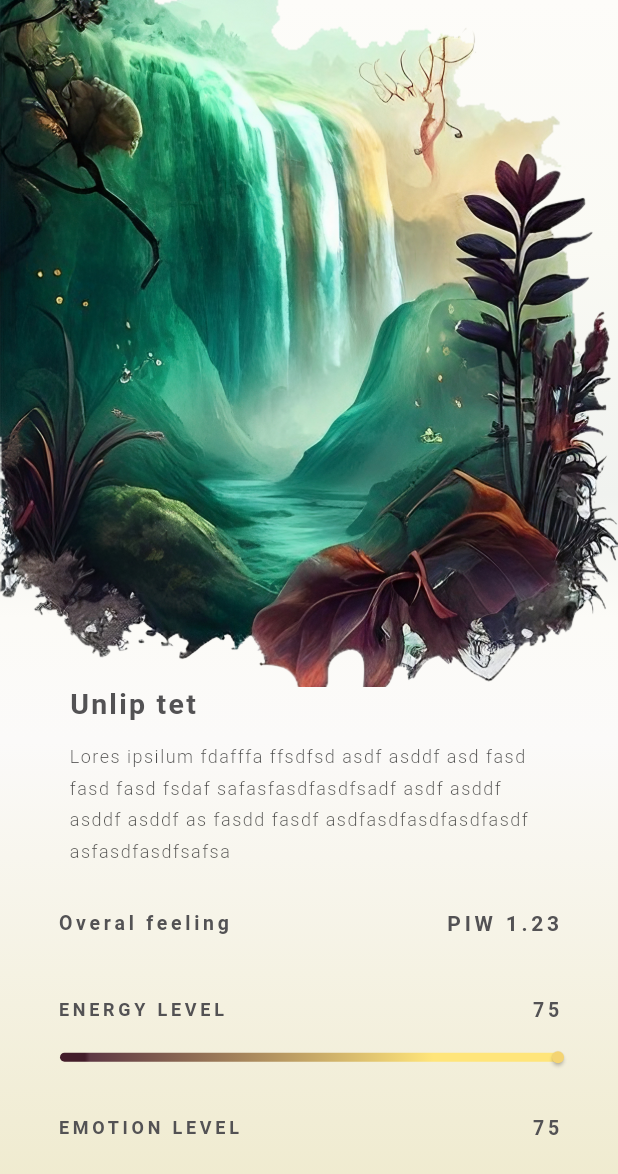
After one commit to Cyril212/midjourney_demo, a Flutter app: the DetailScreen screen opened directly, on a phone screen of 412 x 824 dp. The commit adds this screen. Shown: the top 1174 px of the screen. Run offline on Flutter 3.47's test engine with Material 2 defaults, Android fonts, the phone set to English and light mode, and no system bars; our stand-ins replace google_fonts; missing offline and left inert: neon_widgets.

Commit message:
implement detail_screen

```diff
--- /dev/null
+++ b/lib/detail_screen.dart
@@ -0,0 +1,186 @@
+import 'package:flutter/material.dart';
+import 'package:google_fonts/google_fonts.dart';
+import 'package:midjourney_demo/main.dart';
+
+class DetailScreen extends StatelessWidget {
+  const DetailScreen({Key? key}) : super(key: key);
+
+  @override
+  Widget build(BuildContext context) {
+    return Scaffold(
+      body: Container(
+        decoration: const BoxDecoration(
+            gradient: LinearGradient(
+          begin: Alignment.topCenter,
+          end: Alignment.bottomCenter,
+          colors: [
+            Color(0xfffdfcf9),
+            Color(0xfffafaf4),
+            Color(0xfff0f2ef),
+            Color(0xfffcfbf7),
+            Color(0xfffbfaf9),
+            Color(0xffeee9ca),
+          ],
+          stops: [0.0, 0.2, 0.4, 0.5, 0.6, 1.0],
+        )),
+        child: Column(
+          mainAxisSize: MainAxisSize.max,
+          mainAxisAlignment: MainAxisAlignment.start,
+          crossAxisAlignment: CrossAxisAlignment.start,
+          children: [
+            Container(
+                height: MediaQuery.of(context).size.height / 1.8,
+                decoration: BoxDecoration(
+                    image: DecorationImage(
+                        fit: BoxFit.fitWidth,
+                        scale: 1,
+                        image: Image.asset('assets/header.png').image))),
+            Padding(
+              padding: const EdgeInsets.symmetric(horizontal: 38.0),
+              child: Column(
+                crossAxisAlignment: CrossAxisAlignment.start,
+                children: [
+                  Padding(
+                    padding: const EdgeInsets.only(left: 8.0, right: 8),
+                    child: Column(
+                      crossAxisAlignment: CrossAxisAlignment.start,
+                      children: [
+                        Text(
+                          "Unlip tet",
+                          style: GoogleFonts.abyssinicaSil().copyWith(
+                              color: Color(0xff535254),
+                              fontWeight: FontWeight.bold,
+                              letterSpacing: 1.5,
+                              fontSize: 19),
+                        ),
+                        SizedBox(
+                          height: 12,
+                        ),
+                        Text(
+                          "Lores ipsilum fdafffa ffsdfsd asdf asddf asd fasd fasd fasd fsdaf safasfasdfasdfsadf asdf asddf asddf asddf as fasdd fasdf asdfasdfasdfasdfasdf asfasdfasdfsafsa",
+                          style: GoogleFonts.abyssinicaSil().copyWith(
+                              color: Colors.black.withOpacity(0.7),
+                              fontWeight: FontWeight.w300,
+                              letterSpacing: 1,
+                              height: 1.75,
+                              fontSize: 12),
+                        ),
+                      ],
+                    ),
+                  ),
+                  SizedBox(
+                    height: 32,
+                  ),
+                  Row(
+                    mainAxisSize: MainAxisSize.max,
+                    mainAxisAlignment: MainAxisAlignment.spaceBetween,
+                    children: [
+                      Text(
+                        "Overal feeling",
+                        style: GoogleFonts.abyssinicaSil().copyWith(
+                            color: Color(0xff535254),
+                            fontWeight: FontWeight.bold,
+                            letterSpacing: 2.5,
+                            fontSize: 13),
+                      ),
+                      Text(
+                        "PIW 1.23",
+                        style: GoogleFonts.abyssinicaSil().copyWith(
+                            color: Color(0xff535254),
+                            fontWeight: FontWeight.bold,
+                            letterSpacing: 2.5,
+                            fontSize: 14),
+                      ),
+                    ],
+                  ),
+                  SizedBox(
+                    height: 42,
+                  ),
+                  Row(
+                    mainAxisSize: MainAxisSize.max,
+                    mainAxisAlignment: MainAxisAlignment.spaceBetween,
+                    children: [
+                      Text(
+                        "Energy level".toUpperCase(),
+                        style: GoogleFonts.abyssinicaSil().copyWith(
+                            color: Color(0xff535254),
+                            fontWeight: FontWeight.bold,
+                            letterSpacing: 2.5,
+                            fontSize: 12),
+                      ),
+                      Text(
+                        "75",
+                        style: GoogleFonts.abyssinicaSil().copyWith(
+                            color: Color(0xff535254),
+                            fontWeight: FontWeight.bold,
+                            letterSpacing: 2.5,
+                            fontSize: 13),
+                      ),
+                    ],
+                  )
+                ],
+              ),
+            ),
+            Padding(
+              padding: const EdgeInsets.symmetric(horizontal: 16.0),
+              child: SliderTheme(
+                  data: const SliderThemeData(
+                    thumbColor: Color(0xfff4d472),
+                    trackHeight: 6,
+                    thumbShape: RoundSliderThumbShape(
+                      enabledThumbRadius: 4,
+                    ),
+                    trackShape: GradientRectSliderTrackShape(
+                        gradient: LinearGradient(colors: <Color>[
+                          Color(0xff431d2a),
+                          Color(0xff5e3844),
+                          Color(0xffffe57a),
+                        ], stops: [
+                          0.05,
+                          0.06,
+                          0.75
+                        ]),
+                        darkenInactive: false),
+                  ),
+                  child: Slider(
+                    min: 0,
+                    max: 10,
+                    value: 10,
+                    onChanged: (double value) {},
+                  )),
+            ),
+            Spacer(),
+            Padding(
+              padding: const EdgeInsets.symmetric(horizontal: 38.0),
+              child: Row(
+                mainAxisSize: MainAxisSize.max,
+                mainAxisAlignment: MainAxisAlignment.spaceBetween,
+                children: [
+                  Text(
+                    "Emotion level".toUpperCase(),
+                    style: GoogleFonts.abyssinicaSil().copyWith(
+                        color: Color(0xff535254),
+                        fontWeight: FontWeight.bold,
+                        letterSpacing: 2.5,
+                        fontSize: 12),
+                  ),
+                  Text(
+                    "75",
+                    style: GoogleFonts.abyssinicaSil().copyWith(
+                        color: Color(0xff535254),
+                        fontWeight: FontWeight.bold,
+                        letterSpacing: 2.5,
+                        fontSize: 13),
+                  ),
+                ],
+              ),
+            ),
+            Spacer(
+              flex: 4,
+            ),
+          ],
+        ),
+      ),
+    );
+  }
+}
--- a/lib/main.dart
+++ b/lib/main.dart
@@ -3,6 +3,7 @@ import 'dart:ui';
 
 import 'package:flutter/material.dart';
 import 'package:google_fonts/google_fonts.dart';
+import 'package:midjourney_demo/detail_screen.dart';
 import 'package:neon_widgets/neon_widgets.dart';
 
 void main() {
@@ -67,6 +68,7 @@ class _MyHomePageState extends State<MyHomePage> {
           Container(
             decoration: BoxDecoration(
                 image: DecorationImage(
+                    fit: BoxFit.fitHeight,
                     image: Image.asset('assets/background.png').image)),
           ),
           const ParticleField(),
@@ -118,13 +120,13 @@ class _MyHomePageState extends State<MyHomePage> {
                     height: 10,
                   ),
                   Text(
-                    "Find the meaning of your life by owning\nyour shit"
+                    "Find the meaning of your life by owning\nyour life"
                         .toUpperCase(),
                     style: GoogleFonts.aBeeZee().copyWith(
                         color: Colors.white.withOpacity(0.7),
                         fontWeight: FontWeight.w300,
                         fontStyle: FontStyle.italic,
-                        letterSpacing: 2,
+                        letterSpacing: 1.5,
                         height: 2.5,
                         fontSize: 6),
                   ),
@@ -133,7 +135,7 @@ class _MyHomePageState extends State<MyHomePage> {
             ),
           ),
           Align(
-            alignment: Alignment(-1, 0.9),
+            alignment: const Alignment(-1, 0.9),
             child: Column(
               mainAxisSize: MainAxisSize.min,
               crossAxisAlignment: CrossAxisAlignment.start,
@@ -205,7 +207,15 @@ class _MyHomePageState extends State<MyHomePage> {
                       padding: const EdgeInsets.symmetric(horizontal: 36.0),
                       child: Row(
                         children: [
-                          Container(
+                          InkWell(
+                            onTap: () {
+                              Navigator.of(context).push(
+                                MaterialPageRoute(
+                                  builder: (context) => const DetailScreen(),
+                                ),
+                              );
+                            },
+                            child: Container(
                               height: 24,
                               width: 24,
                               decoration: BoxDecoration(
@@ -220,6 +230,7 @@ class _MyHomePageState extends State<MyHomePage> {
                                         Color(0xfff9ba32).withOpacity(0.8)
                                       ]),
                                   shape: BoxShape.circle),
+                            ),
                           ),
                           SizedBox(
                             width: 8,
@@ -327,11 +338,11 @@ class _MyHomePageState extends State<MyHomePage> {
                         ],
                       ),
                     ),
-                    Spacer(),
+                    const Spacer(),
                     Padding(
                       padding: const EdgeInsets.only(right: 28.0),
                       child: CustomPaint(
-                        size: Size(20, 20),
+                        size: const Size(20, 20),
                         painter: RoundedSmilePainter(),
                       ),
                     )
@@ -376,7 +387,7 @@ class _MyHomePageState extends State<MyHomePage> {
                                 letterSpacing: 2.5,
                                 fontSize: 9),
                           ),
-                          SizedBox(
+                          const SizedBox(
                             height: 4,
                           ),
                           Text(
@@ -392,11 +403,11 @@ class _MyHomePageState extends State<MyHomePage> {
                         ],
                       ),
                     ),
-                    Spacer(),
+                    const Spacer(),
                     Padding(
                       padding: const EdgeInsets.only(right: 24.0),
                       child: CustomPaint(
-                        size: Size(26,26),
+                        size: const Size(26, 26),
                         painter: CirclePainter(),
                       ),
                     )
@@ -405,11 +416,6 @@ class _MyHomePageState extends State<MyHomePage> {
               ],
             ),
           ),
-          // Align(
-          //   alignment: const Alignment(-1, -0.8),
-          //   child: Padding(padding: EdgeInsets.,
-          //   child:,),
-          // )
         ],
       ), // This trailing comma makes auto-formatting nicer for build methods.
     );
--- a/pubspec.yaml
+++ b/pubspec.yaml
@@ -64,6 +64,7 @@ flutter:
     - assets/background.png
     - assets/bird.png
     - assets/moon.png
+    - assets/header.png
 
 
   # An image asset can refer to one or more resolution-specific "variants", see
```
Also changed, not shown: assets/header.png (added), 1 other file. Lines whose indentation alone changed are shown as unchanged.
